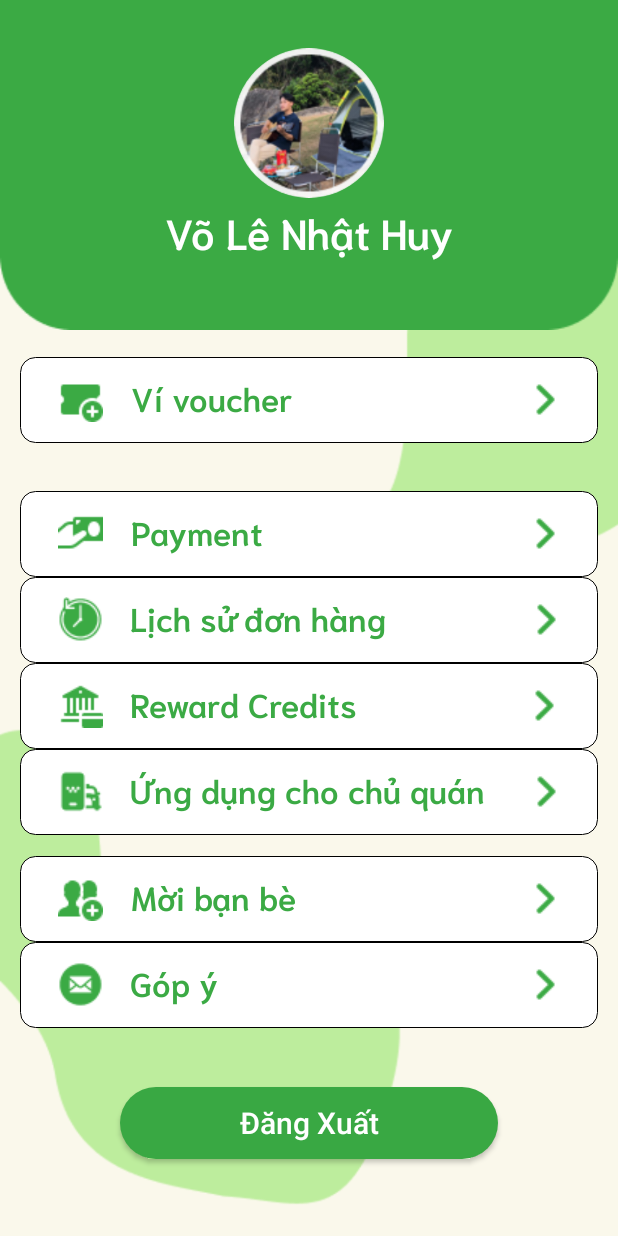
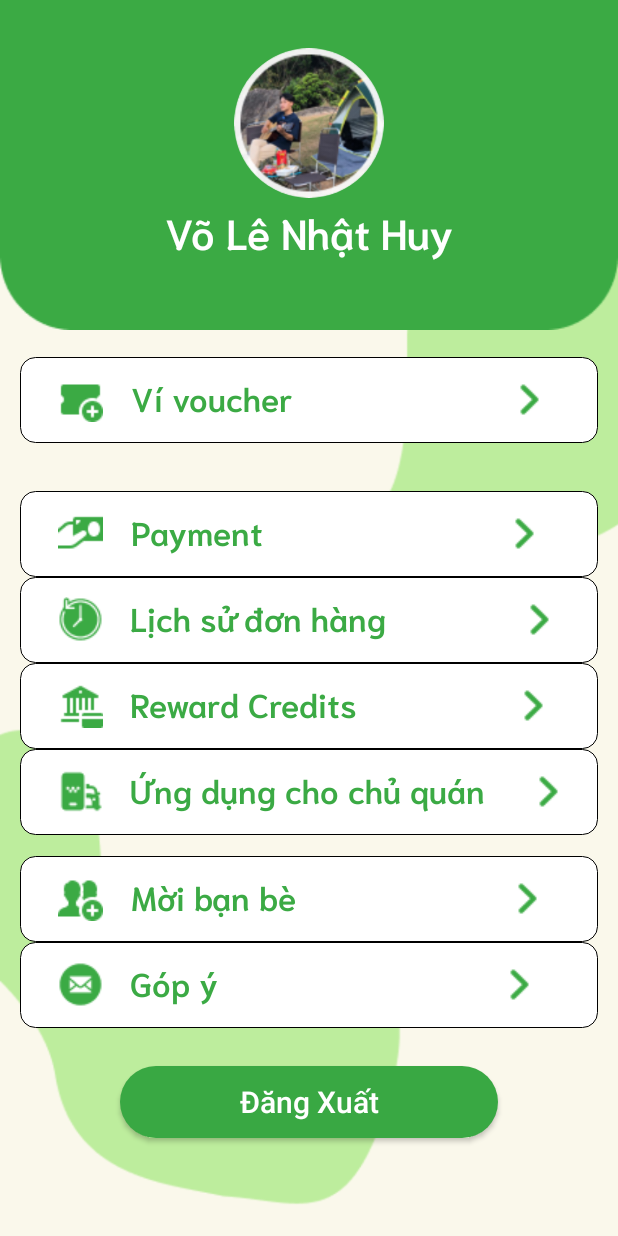
Before and after one commit to baohng/baemax, an Android app: the Profile screen opened directly, with no data from a screen before it, on a phone screen of 412 x 824 dp. Run offline under Robolectric (Android 15) with nearby library versions, the phone set to English and light mode, and no system bars; our stand-ins replace sdp/ssp sizes; plain views replace RoundedImageView.

Commit message:
change profile layout

```diff
--- a/app/src/main/res/layout/activity_profile.xml
+++ b/app/src/main/res/layout/activity_profile.xml
@@ -6,7 +6,6 @@
     android:layout_height="match_parent"
     android:background="@drawable/background_profile"
     tools:context=".activities.Profile">
-
     <ImageView
         android:id="@+id/imageViewProfileHolder"
         android:layout_width="match_parent"
@@ -81,7 +80,8 @@
                 android:layout_width="wrap_content"
                 android:layout_height="wrap_content"
                 android:src="@drawable/ic_go_next"
-                android:layout_marginStart="154dp"/>
+                android:layout_marginStart="@dimen/_110sdp"
+                android:scaleType="center"/>
         </LinearLayout>
 
         <LinearLayout
@@ -112,10 +112,11 @@
                 tools:ignore="RtlCompat"
                 />
             <ImageView
+                android:scaleType="center"
                 android:layout_width="wrap_content"
                 android:layout_height="wrap_content"
                 android:src="@drawable/ic_go_next"
-                android:layout_marginStart="174dp"/>
+                android:layout_marginStart="@dimen/_123sdp"/>
         </LinearLayout>
         <LinearLayout
             android:id="@+id/layoutFeaturesItem3"
@@ -144,10 +145,11 @@
                 tools:ignore="RtlCompat"
                 />
             <ImageView
+                android:scaleType="center"
                 android:layout_width="wrap_content"
                 android:layout_height="wrap_content"
                 android:src="@drawable/ic_go_next"
-                android:layout_marginStart="92dp"/>
+                android:layout_marginStart="@dimen/_67sdp"/>
         </LinearLayout>
         <LinearLayout
             android:id="@+id/layoutFeaturesItem4"
@@ -179,7 +181,8 @@
                 android:layout_width="wrap_content"
                 android:layout_height="wrap_content"
                 android:src="@drawable/ic_go_next"
-                android:layout_marginStart="110dp"/>
+                android:layout_marginStart="@dimen/_79sdp"
+                android:scaleType="center"/>
         </LinearLayout>
         <LinearLayout
             android:id="@+id/layoutFeaturesItem5"
@@ -208,10 +211,11 @@
                 tools:ignore="RtlCompat"
                 />
             <ImageView
+                android:scaleType="center"
                 android:layout_width="wrap_content"
                 android:layout_height="wrap_content"
                 android:src="@drawable/ic_go_next"
-                android:layout_marginStart="26dp"/>
+                android:layout_marginStart="@dimen/_21sdp"/>
         </LinearLayout>
 
         <LinearLayout
@@ -245,7 +249,8 @@
                 android:layout_width="wrap_content"
                 android:layout_height="wrap_content"
                 android:src="@drawable/ic_go_next"
-                android:layout_marginStart="151dp"/>
+                android:layout_marginStart="@dimen/_107sdp"
+                android:scaleType="center"/>
         </LinearLayout>
         <LinearLayout
             android:id="@+id/layoutFeaturesItem7"
@@ -277,7 +282,8 @@
                 android:layout_width="wrap_content"
                 android:layout_height="wrap_content"
                 android:src="@drawable/ic_go_next"
-                android:layout_marginStart="203dp"/>
+                android:layout_marginStart="@dimen/_143sdp"
+                android:scaleType="center"/>
         </LinearLayout>
 
     </LinearLayout>
@@ -298,6 +304,5 @@
         app:layout_constraintTop_toBottomOf="@+id/layoutProfileFeatures"
         app:layout_constraintStart_toStartOf="parent"
         app:layout_constraintEnd_toEndOf="parent"
-        android:layout_marginTop="39dp"/>
-
+        android:layout_marginTop="25dp"/>
 </androidx.constraintlayout.widget.ConstraintLayout>
```
